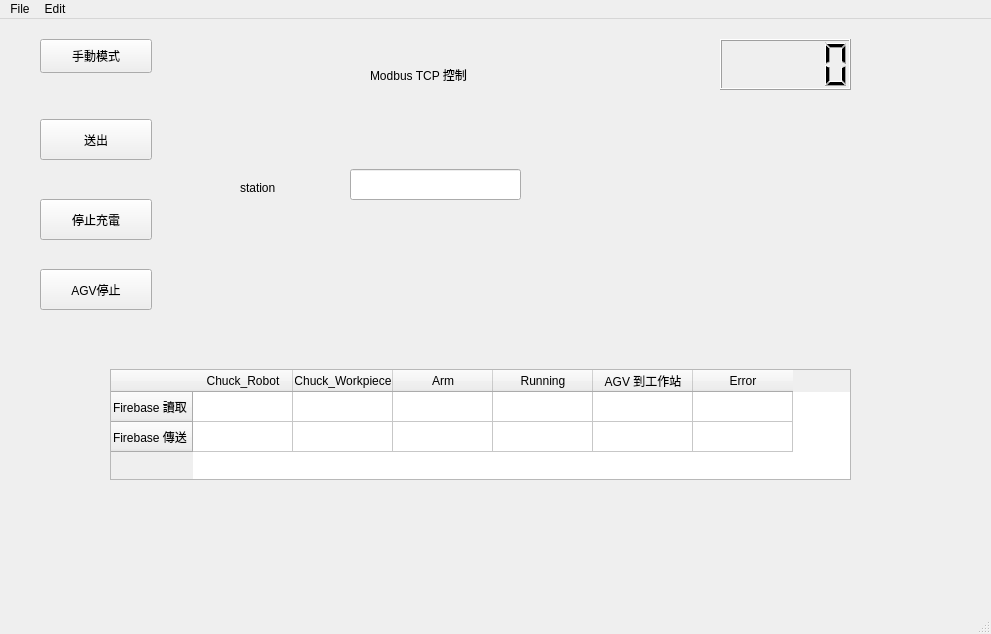
The window that pyqt5_designer/ui/Second_Window.ui (hj8239ka45/factory_of_modbus) describes before a commit, drawn with Qt 5.
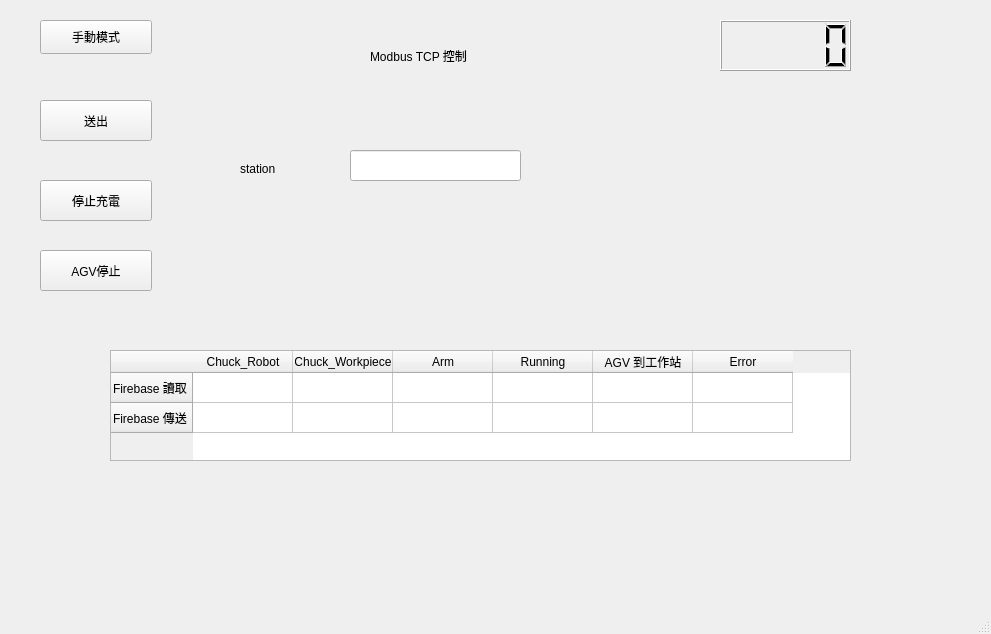
The same window after the commit.

Diff of the .ui file:
```diff
--- a/pyqt5_designer/ui/Second_Window.ui
+++ b/pyqt5_designer/ui/Second_Window.ui
@@ -188,30 +188,6 @@
    </widget>
   </widget>
   <widget class="QStatusBar" name="statusbar"/>
-  <widget class="QMenuBar" name="mainMenu">
-   <property name="geometry">
-    <rect>
-     <x>0</x>
-     <y>0</y>
-     <width>991</width>
-     <height>29</height>
-    </rect>
-   </property>
-   <widget class="QMenu" name="fileMenu">
-    <property name="title">
-     <string>File</string>
-    </property>
-    <addaction name="exitButton"/>
-   </widget>
-   <widget class="QMenu" name="menuEdit">
-    <property name="title">
-     <string>Edit</string>
-    </property>
-    <addaction name="autoButton"/>
-   </widget>
-   <addaction name="fileMenu"/>
-   <addaction name="menuEdit"/>
-  </widget>
   <action name="actioncc">
    <property name="text">
     <string>cc</string>
```
Left out of the diff: 10 changed lines with no effect on the pictures.
